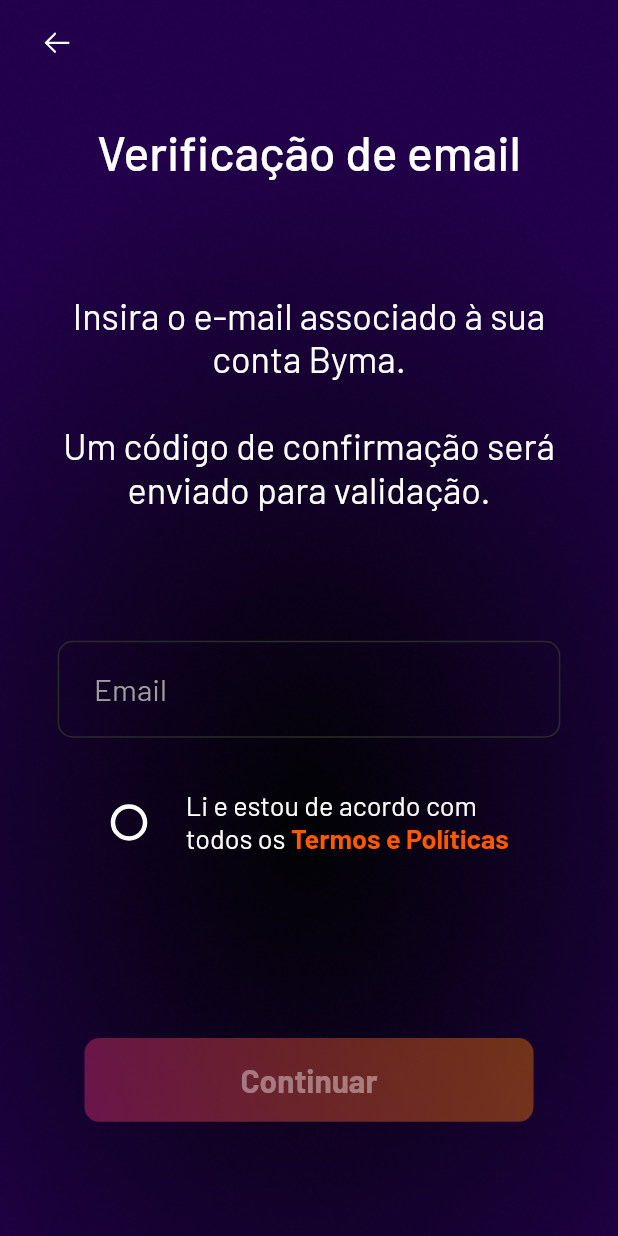
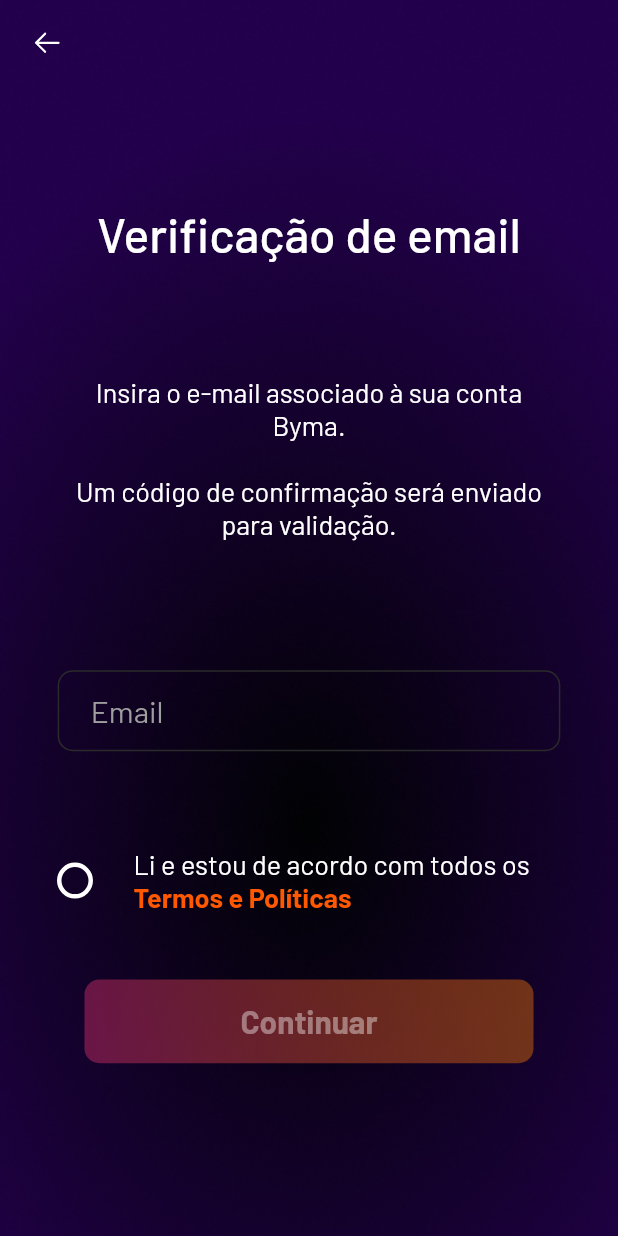
Before and after one commit to lucasclaros/mepaga_ai, a Flutter app: the EmailVerificationPage screen opened directly, on a phone screen of 412 x 824 dp. Run offline on Flutter 3.47's test engine with Material 2 defaults, Android fonts, the phone set to English and light mode, and no system bars; drawn by our look-alikes of auto_size_text; our stand-ins replace email_validator, flutter_svg, focus_detector_v2, go_router, google_fonts, smooth_page_indicator; missing offline and left inert: responsive_styles.

Commit message:
Added responsivity to project

```diff
--- a/lib/presentation/auth/verification/email_verification_page.dart
+++ b/lib/presentation/auth/verification/email_verification_page.dart
@@ -6,10 +6,12 @@
 import 'package:flutter/material.dart';
 import 'package:flutter_svg/flutter_svg.dart';
 import 'package:go_router/go_router.dart';
+import 'package:google_fonts/google_fonts.dart';
 import 'package:mepaga_ai/presentation/common/mpg_button.dart';
 import 'package:mepaga_ai/presentation/common/mpg_checkbox.dart';
 import 'package:mepaga_ai/presentation/common/mpg_scaffold.dart';
 import 'package:mepaga_ai/presentation/common/mpg_textfield.dart';
+import 'package:mepaga_ai/presentation/common/responsive_layout.dart';
 import 'package:mepaga_ai/presentation/common/responsivity.dart';
 import 'package:mepaga_ai/presentation/common/themes/assets/mpg_assets_paths.dart';
 import 'package:mepaga_ai/presentation/common/themes/mpg_theme.dart';
@@ -30,31 +32,23 @@
 
   @override
   Widget build(BuildContext context) {
-    return MPGScaffold(
+    return GestureDetector(
+      onTap: () => setState(_emailFocusNode.unfocus),
+      child: MPGScaffold(
+        backgroundColor:
+            ResponsiveLayout.isDesktop(context) ? Color(0xFFECEFF1) : null,
+        child: Stack(
+          children: [
+            Center(
               child: Scrollbar(
                 child: SingleChildScrollView(
-          child: Center(
                   child: Column(
                     mainAxisAlignment: MainAxisAlignment.center,
                     children: [
-                GestureDetector(
-                  onTap: () => GoRouter.of(context).pop(),
-                  child: Container(
-                    alignment: Alignment.centerLeft,
-                    width: double.infinity,
-                    padding: EdgeInsets.only(
-                      top: context.responsiveHeight(16),
-                      left: context.responsiveWidth(24),
-                    ),
-                    child: SvgPicture.asset(
-                      MPGAssetsPaths.of(context).backButton,
-                      width: 24,
-                    ),
-                  ),
-                ),
                       Padding(
                         padding: EdgeInsets.symmetric(
                           horizontal: context.responsiveWidth(35),
+                          vertical: context.responsiveHeight(20),
                         ),
                         child: Column(
                           children: [
@@ -63,7 +57,14 @@
                             ),
                             AutoSizeText(
                               'Verificação de email',
-                        style: MPGTextStyles.of(context).emailVerificationTitle,
+                              style: ResponsiveLayout.isDesktop(context)
+                                  ? GoogleFonts.barlow(
+                                      color: Colors.black,
+                                      fontSize: 32,
+                                      fontWeight: FontWeight.w500,
+                                    )
+                                  : MPGTextStyles.of(context)
+                                      .emailVerificationTitle,
                               textAlign: TextAlign.center,
                             ),
                             SizedBox(
@@ -72,8 +73,13 @@
                             AutoSizeText(
                               'Insira o e-mail associado à sua conta Byma.\n\n'
                               'Um código de confirmação será enviado para validação.',
-                        style: MPGTextStyles.of(context)
-                            .emailVerificationDescription,
+                              style: ResponsiveLayout.isDesktop(context)
+                                  ? GoogleFonts.barlow(
+                                      color: Colors.black,
+                                      fontSize: 18,
+                                    )
+                                  : MPGTextStyles.of(context)
+                                      .onboardingHintDescription,
                               textAlign: TextAlign.center,
                             ),
                             SizedBox(
@@ -83,28 +89,41 @@
                               focusNode: _emailFocusNode,
                               controller: _emailController,
                               isPassword: false,
-                        hintText: 'Email',
+                              hintText:
+                                  _emailFocusNode.hasFocus ? null : 'Email',
                               onChanged: (text) {
                                 setState(() {
                                   _isEmailValid = EmailValidator.validate(text);
                                 });
                               },
+                              onTap: () => setState(() {}),
                             ),
                           ],
                         ),
                       ),
-                SizedBox(
-                  height: context.responsiveHeight(34),
-                ),
                       Container(
                         padding: EdgeInsets.symmetric(
-                    horizontal: context.responsiveWidth(52),
+                          horizontal: context.responsiveWidth(
+                            ResponsiveLayout.isDesktop(context) ? 40 : 10,
                           ),
+                          vertical: context.responsiveWidth(
+                            ResponsiveLayout.isDesktop(context) ? 16 : 40,
+                          ),
+                        ),
+                        child: SizedBox(
+                          width: MediaQuery.of(context).size.width,
                           child: Row(
-                    mainAxisAlignment: MainAxisAlignment.spaceAround,
                             children: [
                               Expanded(
                                 child: MPGCheckbox(
+                                  buttonColor:
+                                      ResponsiveLayout.isDesktop(context)
+                                          ? Colors.black
+                                          : null,
+                                  checkColor:
+                                      ResponsiveLayout.isDesktop(context)
+                                          ? Colors.white
+                                          : null,
                                   onTap: (buttonStatus) {
                                     setState(() {
                                       _isButtonTermsSelected = buttonStatus;
@@ -112,15 +131,21 @@
                                   },
                                 ),
                               ),
-                      const SizedBox(width: 9),
                               Expanded(
                                 flex: 4,
                                 child: RichText(
                                   text: TextSpan(
                                     children: [
                                       TextSpan(
-                                text: 'Li e estou de acordo com todos os ',
-                                style: MPGTextStyles.of(context)
+                                        text:
+                                            'Li e estou de acordo com todos os ',
+                                        style:
+                                            ResponsiveLayout.isDesktop(context)
+                                                ? GoogleFonts.barlow(
+                                                    color: Colors.black,
+                                                    fontSize: 18,
+                                                  )
+                                                : MPGTextStyles.of(context)
                                                     .policyNormalDescription,
                                       ),
                                       TextSpan(
@@ -138,8 +163,6 @@
                             ],
                           ),
                         ),
-                SizedBox(
-                  height: context.responsiveHeight(120),
                       ),
                       MPGButton(
                         gradient: _isEmailValid && _isButtonTermsSelected
@@ -154,14 +177,38 @@
                           'Continuar',
                           style: _isEmailValid && _isButtonTermsSelected
                               ? MPGTextStyles.of(context).mpgColoredButton
-                        : MPGTextStyles.of(context).mpgColoredButtonDisabled,
+                              : MPGTextStyles.of(context)
+                                  .mpgColoredButtonDisabled,
+                        ),
+                      ),
+                      SizedBox(height: context.responsiveHeight(40)),
+                    ],
+                  ),
+                ),
+              ),
+            ),
+            if (!ResponsiveLayout.isDesktop(context))
+              Positioned(
+                top: 0,
+                child: GestureDetector(
+                  onTap: () => GoRouter.of(context).pop(),
+                  child: Container(
+                    alignment: Alignment.centerLeft,
+                    width: MediaQuery.of(context).size.width,
+                    padding: EdgeInsets.symmetric(
+                      vertical: context.responsiveHeight(16),
+                      horizontal: context.responsiveWidth(18),
+                    ),
+                    child: SvgPicture.asset(
+                      MPGAssetsPaths.of(context).backButton,
+                      width: 24,
+                    ),
+                  ),
                 ),
               ),
           ],
         ),
       ),
-        ),
-      ),
     );
   }
 }
--- a/lib/presentation/common/mpg_checkbox.dart
+++ b/lib/presentation/common/mpg_checkbox.dart
@@ -29,9 +29,10 @@
         _isButtonTermsSelected = !_isButtonTermsSelected;
         widget.onTap(_isButtonTermsSelected);
       },
-      child: Container(
-        width: context.responsiveWidth(24),
-        height: context.responsiveHeight(24),
+      child: AnimatedContainer(
+        duration: const Duration(milliseconds: 250),
+        width: 24,
+        height: 24,
         decoration: BoxDecoration(
           color: _isButtonTermsSelected
               ? widget.buttonColor ?? Colors.white
@@ -46,9 +47,9 @@
             ? Center(
                 child: SvgPicture.asset(
                   MPGAssetsPaths.of(context).checkButton,
-                  height: context.responsiveHeight(10),
-                  width: context.responsiveWidth(12),
-                  color: widget.checkColor,
+                  height: 10,
+                  width: 12,
+                  color: widget.checkColor ?? Colors.black,
                 ),
               )
             : null,
--- a/lib/presentation/common/mpg_scaffold.dart
+++ b/lib/presentation/common/mpg_scaffold.dart
@@ -7,9 +7,11 @@
   const MPGScaffold({
     super.key,
     required this.child,
+    this.backgroundColor,
   });
 
   final Widget child;
+  final Color? backgroundColor;
 
   @override
   Widget build(BuildContext context) {
@@ -18,7 +20,10 @@
 
     return SafeArea(
       child: Scaffold(
-        body: Stack(
+        backgroundColor: backgroundColor,
+        body: backgroundColor != null
+            ? child
+            : Stack(
                 alignment: Alignment.center,
                 children: [
                   Image.asset(
--- a/lib/presentation/common/mpg_textfield.dart
+++ b/lib/presentation/common/mpg_textfield.dart
@@ -1,5 +1,6 @@
 import 'package:flutter/material.dart';
 import 'package:google_fonts/google_fonts.dart';
+import 'package:mepaga_ai/presentation/common/responsive_layout.dart';
 import 'package:mepaga_ai/presentation/common/responsivity.dart';
 
 class MPGTextField extends StatefulWidget {
@@ -12,6 +13,7 @@
     this.onChanged,
     this.focusNode,
     this.onEditingComplete,
+    this.onTap,
     this.keyboardType,
   });
 
@@ -22,6 +24,7 @@
   final ValueChanged<String>? onChanged;
   final FocusNode? focusNode;
   final VoidCallback? onEditingComplete;
+  final VoidCallback? onTap;
   final TextInputType? keyboardType;
 
   @override
@@ -32,19 +35,24 @@
   @override
   Widget build(BuildContext context) {
     return TextField(
-      cursorColor: Colors.grey,
+      textAlign: ResponsiveLayout.isDesktop(context)
+          ? TextAlign.center
+          : TextAlign.start,
+      cursorColor:
+          ResponsiveLayout.isDesktop(context) ? Colors.black38 : Colors.grey,
       cursorWidth: 1,
       onChanged: widget.onChanged,
       onEditingComplete: widget.onEditingComplete,
+      onTap: widget.onTap,
       obscureText: widget.isPassword,
       focusNode: widget.focusNode,
       controller: widget.controller,
       textInputAction: widget.textInputAction,
       keyboardType: widget.keyboardType,
       decoration: InputDecoration(
-        contentPadding: EdgeInsets.symmetric(
-          horizontal: context.responsiveWidth(22),
-          vertical: context.responsiveHeight(20),
+        contentPadding: const EdgeInsets.symmetric(
+          horizontal: 22,
+          vertical: 15,
         ),
         hintText: widget.hintText,
         hintStyle: GoogleFonts.barlow(
@@ -58,14 +66,18 @@
           borderRadius: BorderRadius.circular(10),
         ),
         focusedBorder: OutlineInputBorder(
-          borderSide: const BorderSide(
-            color: Colors.white,
+          borderSide: BorderSide(
+            color: ResponsiveLayout.isDesktop(context)
+                ? Colors.black
+                : Colors.white,
+            width: ResponsiveLayout.isDesktop(context) ? 2 : 1,
           ),
           borderRadius: BorderRadius.circular(10),
         ),
       ),
       style: GoogleFonts.barlow(
-        color: Colors.white,
+        color:
+            ResponsiveLayout.isDesktop(context) ? Colors.black : Colors.white,
         fontSize: 20,
       ),
     );
```
Also changed, not shown: lib/common/routing.dart (+5 -3 lines), lib/presentation/common/responsive_layout.dart (added, +45 -0 lines), lib/presentation/home/home_page.dart (+19 -1 lines), lib/presentation/onboarding/onboarding_page.dart (+32 -2 lines), lib/presentation/onboarding/widgets/onboarding_hint_card.dart (+6 -11 lines), lib/presentation/welcome/welcome_page.dart (+5 -2 lines). Lines whose indentation alone changed are shown as unchanged.
